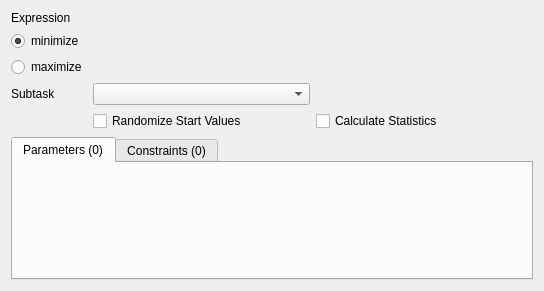
Before: the Qt Designer form copasi/UI/CQOptimizationWidget.ui in copasi/COPASI, drawn with Qt 5.
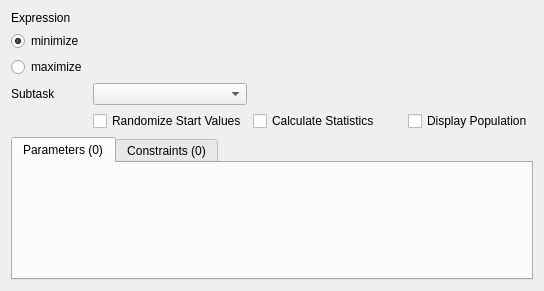
After: the same form once the commit is applied. Custom widgets are drawn as their Qt base class.

Commit message: - issue 3267: move displayPopulations to optproblem

Patch:
```diff
--- a/copasi/UI/CQOptimizationWidget.ui
+++ b/copasi/UI/CQOptimizationWidget.ui
@@ -178,6 +178,13 @@
        </property>
       </widget>
      </item>
+     <item row="4" column="3">
+      <widget class="QCheckBox" name="mpCheckDisplayPopulation">
+       <property name="text">
+        <string>Display Population</string>
+       </property>
+      </widget>
+     </item>
     </layout>
    </item>
    <item>
```
Left out of the diff: 38 changed lines with no effect on the pictures. The commit also changes 5 other files.
